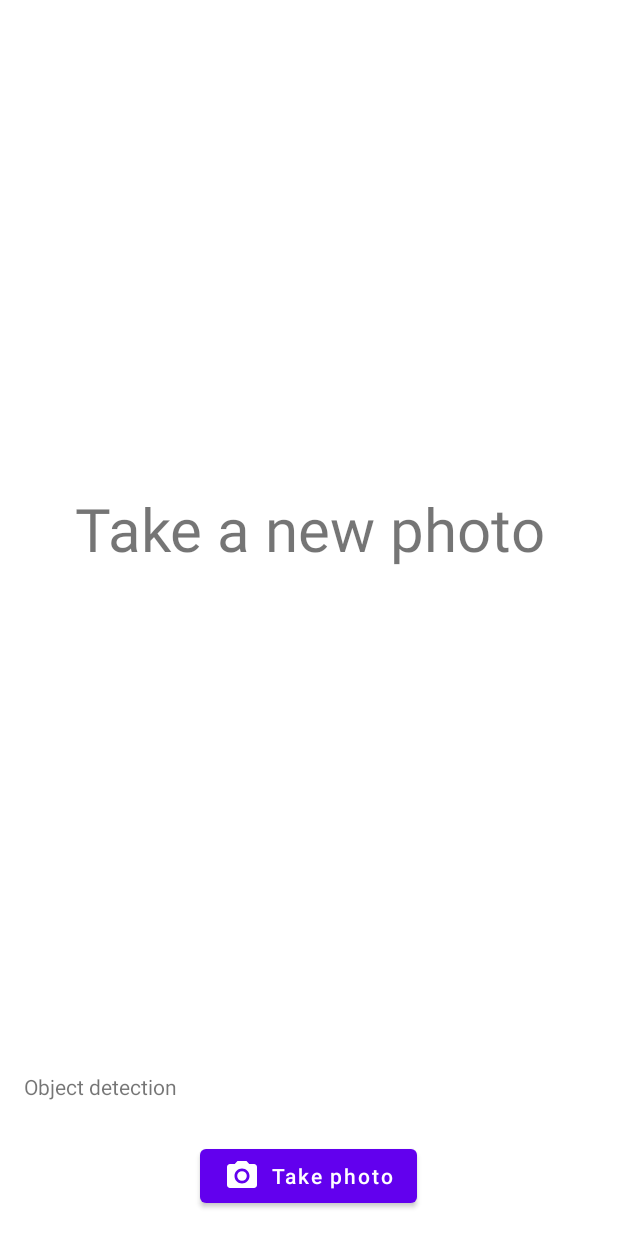
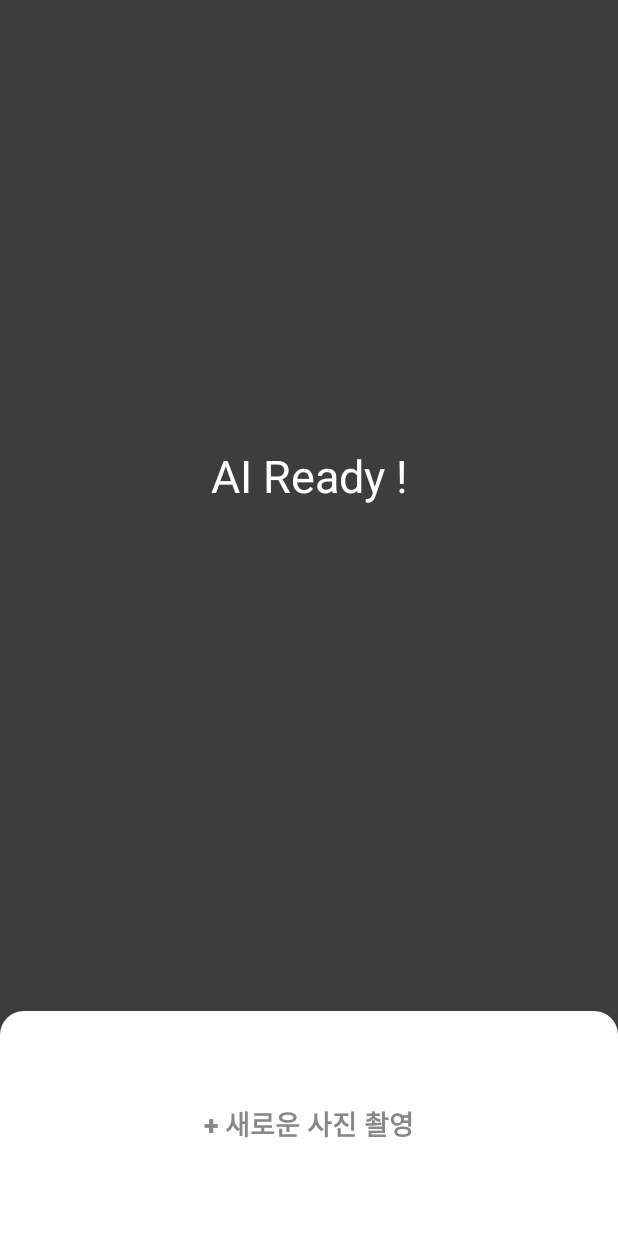
Before and after one commit to dami138/loveSashimi, an Android app: the screen it shows after launch (CamActivity), on a phone screen of 412 x 824 dp. Run offline under Robolectric (Android 15) with nearby library versions, the phone set to English and light mode, and no system bars; our stand-ins replace Firebase (no records; nobody signed in at launch, a user with empty details on screens opened directly); libraries missing offline, so code that uses them is left out: org.pytorch, org.pytorch.torchvision; pictures from the network do not load.

Commit message:
ui update 3
cam activity
main camera icon
base theme

```diff
--- a/android UI/app/src/main/res/layout/activity_cam.xml
+++ b/android UI/app/src/main/res/layout/activity_cam.xml
@@ -4,7 +4,8 @@
     android:layout_width="match_parent"
     android:layout_height="match_parent"
     android:orientation="vertical"
-    tools:context=".CamActivity">
+    tools:context=".CamActivity"
+    android:background="#3D3D3D">
 
     <FrameLayout
         android:layout_width="match_parent"
@@ -16,9 +17,10 @@
             android:layout_width="match_parent"
             android:layout_height="wrap_content"
             android:layout_gravity="center"
-            android:text="@string/tv_description"
+            android:text="AI Ready !"
             android:textAlignment="center"
-            android:textSize="40sp" />
+            android:textSize="30sp"
+            android:textColor="#FFFFFF"/>
 
         <ImageView
             android:id="@+id/imageView"
@@ -26,7 +28,8 @@
             android:layout_height="match_parent"
             android:adjustViewBounds="true"
             android:contentDescription="@null"
-            android:scaleType="fitCenter" />
+            android:scaleType="fitCenter"
+            />
     </FrameLayout>
 
     <TextView
@@ -37,7 +40,7 @@
         android:layout_marginStart="16dp"
         android:layout_marginTop="10dp"
         android:layout_marginBottom="10dp"
-        android:text="@string/tv_placeholder" />
+        android:text="" />
 
     <LinearLayout
         android:id="@+id/llSampleImage"
@@ -51,17 +54,17 @@
 
     <Button
         android:id="@+id/captureImageFab"
-        android:layout_width="wrap_content"
-        android:layout_height="wrap_content"
+        android:layout_width="match_parent"
+        android:layout_height="150dp"
         android:layout_alignParentBottom="true"
         android:layout_centerHorizontal="true"
         android:layout_gravity="center|bottom"
-        android:layout_marginStart="16dp"
-        android:layout_marginTop="16dp"
-        android:layout_marginEnd="16dp"
-        android:layout_marginBottom="16dp"
-        android:drawableLeft="@drawable/ic_camera"
-        android:text="@string/tv_take_photo"
-        android:textAllCaps="false" />
+        android:background="@drawable/main2_radius"
+        android:text="+ 새로운 사진 촬영"
+        android:textAllCaps="false"
+        android:textColor="#888888"
+        android:textSize="18dp"
+        android:textStyle="bold"
+        android:visibility="visible" />
 
 </RelativeLayout>
--- a/android UI/app/src/main/res/layout/activity_main.xml
+++ b/android UI/app/src/main/res/layout/activity_main.xml
@@ -15,10 +15,10 @@
 
     <ImageButton
         android:id="@+id/camera_btn"
-        android:layout_width="28dp"
-        android:layout_height="28dp"
+        android:layout_width="26dp"
+        android:layout_height="26dp"
         android:layout_alignParentRight="true"
-        android:layout_marginTop="14dp"
+        android:layout_marginTop="15dp"
         android:layout_marginRight="16dp"
         android:background="@android:color/transparent"
         android:scaleType="fitCenter"
@@ -99,7 +99,8 @@
     android:layout_height="wrap_content"
     android:layout_width="wrap_content"
     android:layout_gravity="center_horizontal"
-    android:layout_marginTop="16dp">
+    android:layout_marginTop="16dp"
+        >
 
         <android.widget.Button
             android:id="@+id/diary_btn1"
@@ -111,7 +112,8 @@
             android:text="9.31"
             android:textColor="#FFFFFF"
             android:textSize="20dp"
-            android:textStyle="bold" />
+            android:textStyle="bold"
+            />
 
         <android.widget.Button
             android:background="@drawable/img_meal_three"
@@ -167,7 +169,7 @@
         android:layout_gravity="center_horizontal">
 
         <android.widget.Button
-            android:background="@drawable/img_meal_one"
+            android:background="@drawable/rawfish2"
             android:layout_margin="8dp"
             android:layout_width="170dp"
             android:layout_height="170dp"
@@ -183,7 +185,7 @@
             android:layout_width="170dp"
             android:layout_height="170dp"
             android:layout_margin="8dp"
-            android:background="@drawable/second"
+            android:background="@drawable/img_meal_two"
             android:gravity="bottom|right"
             android:text="8.21"
             android:textColor="#FFFFFF"
--- a/android UI/app/src/main/res/values/themes.xml
+++ b/android UI/app/src/main/res/values/themes.xml
@@ -1,6 +1,6 @@
 <resources xmlns:tools="http://schemas.android.com/tools">
     <!-- Base application theme. -->
-    <style name="Theme.TeamProject" parent="Theme.MaterialComponents.DayNight.DarkActionBar">
+    <style name="Theme.TeamProject" parent="Theme.AppCompat.Light">
         <!-- Primary brand color. -->
         <item name="colorPrimary">@color/purple_500</item>
         <item name="colorPrimaryVariant">@color/purple_700</item>
```
